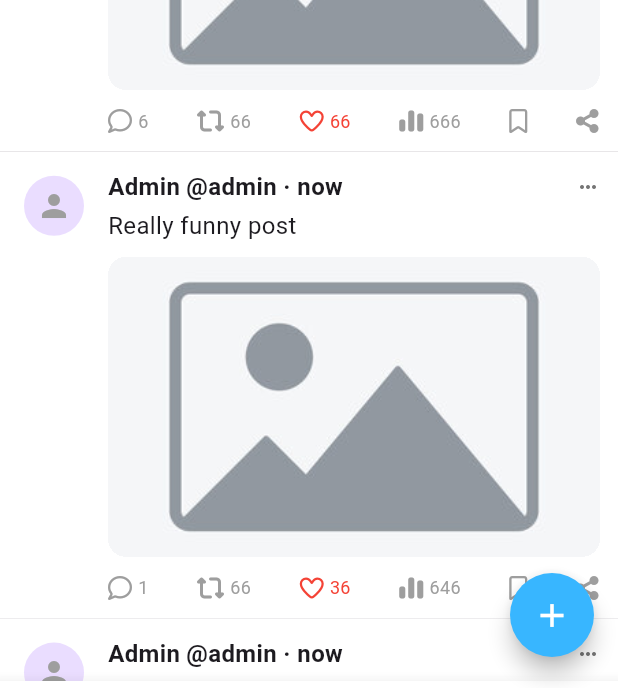
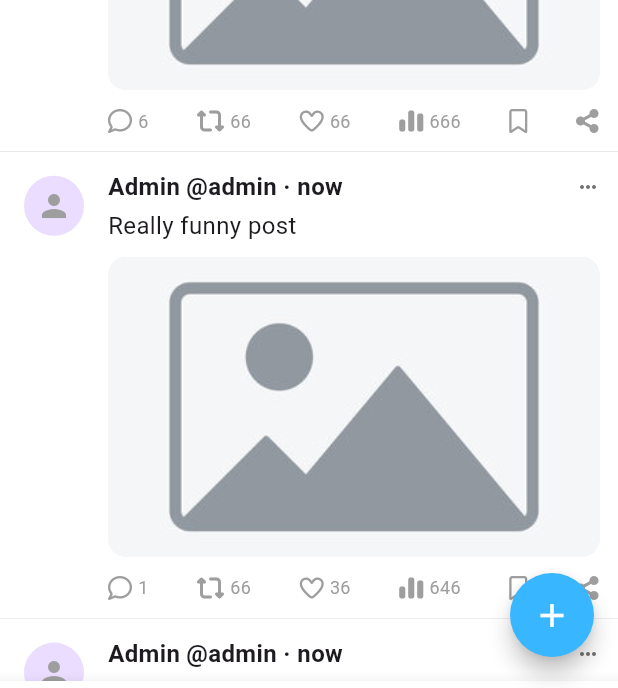
Before and after one commit to ppersimmon/flutter-learning, a Flutter app: the screen it shows after launch, on a phone screen of 412 x 824 dp. Shown: the part 471-1159 px from the top of the screen. Run offline on Flutter 3.47's test engine with Material 3 defaults, Android fonts, the phone set to English and light mode, and no system bars; our stand-ins replace easy_localization, font_awesome_flutter, responsive_sizer.

Commit message:
feat: add like button functionality

```diff
--- a/hw_01/lib/helper/list_post.dart
+++ b/hw_01/lib/helper/list_post.dart
@@ -4,8 +4,13 @@ import 'package:hw_01/widgets/post_item.dart';
 
 class ListPost extends StatelessWidget {
   final List<Post> posts;
+  final Function(String) setLikeSwitcher;
 
-  const ListPost({super.key, required this.posts});
+  const ListPost({
+    super.key,
+    required this.posts,
+    required this.setLikeSwitcher,
+  });
 
   @override
   Widget build(BuildContext context) {
@@ -13,7 +18,11 @@ class ListPost extends StatelessWidget {
       padding: EdgeInsets.zero,
       itemCount: posts.length,
       itemBuilder: (context, index) {
-        return PostItem(post: posts[index]);
+        final currentPost = posts[index];
+        return PostItem(
+          post: currentPost,
+          setLike: () => setLikeSwitcher(currentPost.id),
+        );
       },
     );
   }
--- a/hw_01/lib/mock_data/mock_data.dart
+++ b/hw_01/lib/mock_data/mock_data.dart
@@ -13,6 +13,7 @@ final UserProfile user = UserProfile(
 
 final List<Post> postsExamples = [
   Post(
+    id: "1",
     author: user,
     createdAt: DateTime.now(),
     description: 'Really funny post',
@@ -22,6 +23,7 @@ final List<Post> postsExamples = [
     views: 666,
   ),
   Post(
+    id: "2",
     author: user,
     createdAt: DateTime.now(),
     description: 'Really funny post',
@@ -31,6 +33,7 @@ final List<Post> postsExamples = [
     views: 646,
   ),
   Post(
+    id: "3",
     author: user,
     createdAt: DateTime.now(),
     description: 'Really funny post',
@@ -40,6 +43,7 @@ final List<Post> postsExamples = [
     views: 1000,
   ),
   Post(
+    id: "4",
     author: user,
     createdAt: DateTime.now(),
     description: 'Really funny post',
--- a/hw_01/lib/mock_data/post.dart
+++ b/hw_01/lib/mock_data/post.dart
@@ -1,6 +1,7 @@
 import 'user_profile.dart';
 
 class Post {
+  final String id;
   final UserProfile author;
   final DateTime createdAt;
   final String description;
@@ -9,8 +10,10 @@ class Post {
   final int reposts;
   final int likes;
   final int views;
+  final bool isLiked;
 
   const Post({
+    required this.id,
     required this.author,
     required this.createdAt,
     required this.description,
@@ -19,5 +22,32 @@ class Post {
     this.reposts = 0,
     this.likes = 0,
     this.views = 0,
+    this.isLiked = false,
   });
+
+  Post copyWith({
+    String? id,
+    UserProfile? author,
+    DateTime? createdAt,
+    String? description,
+    String? image,
+    int? commentCount,
+    int? reposts,
+    int? likes,
+    int? views,
+    bool? isLiked,
+  }) {
+    return Post(
+      id: id ?? this.id,
+      author: author ?? this.author,
+      createdAt: createdAt ?? this.createdAt,
+      description: description ?? this.description,
+      image: image ?? this.image,
+      commentCount: commentCount ?? this.commentCount,
+      reposts: reposts ?? this.reposts,
+      likes: likes ?? this.likes,
+      views: views ?? this.views,
+      isLiked: isLiked ?? this.isLiked,
+    );
+  }
 }
--- a/hw_01/lib/pages/home.dart
+++ b/hw_01/lib/pages/home.dart
@@ -1,6 +1,8 @@
 import 'package:flutter/material.dart';
 import 'package:flutter/rendering.dart';
+import 'package:hw_01/mock_data/post.dart';
 
+import '../mock_data/mock_data.dart';
 import '../utils/constants.dart';
 import '../widgets/app_icon.dart';
 import '../widgets/drawer.dart';
@@ -16,13 +18,13 @@ class HomePage extends StatefulWidget {
 class _HomePageState extends State<HomePage> {
   int _selectedIndex = 0;
   bool _isBottomBarVisible = true;
+  List<Post> _posts = [];
 
-  static const List<Widget> _pages = [
-    HomeStripe(),
-    Scaffold(backgroundColor: CColors.grey50),
-    Scaffold(backgroundColor: CColors.grey50),
-    Scaffold(backgroundColor: CColors.grey50),
-  ];
+  @override
+  void initState() {
+    super.initState();
+    _posts = List.from(postsExamples);
+  }
 
   void _onItemTapped(int index) {
     setState(() {
@@ -31,10 +33,36 @@ class _HomePageState extends State<HomePage> {
     });
   }
 
+  void _switchLike(String postId) {
+    setState(() {
+      final index = _posts.indexWhere((p) => p.id == postId);
+      if (index != -1) {
+        final currentPost = _posts[index];
+        final newIsLiked = !currentPost.isLiked;
+
+        _posts[index] = currentPost.copyWith(
+          isLiked: newIsLiked,
+          likes: newIsLiked ? currentPost.likes + 1 : currentPost.likes - 1,
+        );
+      }
+    });
+  }
+
   @override
   Widget build(BuildContext context) {
+    final List<Widget> pages = [
+      HomeStripe(posts: _posts, setLikeSwitcher: _switchLike),
+      const Scaffold(backgroundColor: CColors.grey50),
+      const Scaffold(backgroundColor: CColors.grey50),
+      const Scaffold(backgroundColor: CColors.grey50),
+    ];
+
     return Scaffold(
-      drawer: const NavDrawer(),
+      drawer: NavDrawer(
+        user: user,
+        posts: _posts,
+        setLikeSwitcher: _switchLike,
+      ),
       body: NotificationListener<UserScrollNotification>(
         onNotification: (notification) {
           if (notification.direction == ScrollDirection.reverse &&
@@ -46,7 +74,7 @@ class _HomePageState extends State<HomePage> {
           }
           return true;
         },
-        child: IndexedStack(index: _selectedIndex, children: _pages),
+        child: IndexedStack(index: _selectedIndex, children: pages),
       ),
 
       floatingActionButton: AnimatedScale(
--- a/hw_01/lib/widgets/home_stripe.dart
+++ b/hw_01/lib/widgets/home_stripe.dart
@@ -1,15 +1,20 @@
 import 'package:flutter/material.dart';
-import 'package:hw_01/mock_data/get_mock_post.dart';
+import 'package:hw_01/mock_data/post.dart';
 
 import '../helper/list_post.dart';
 import 'home_app_bar.dart';
 
 class HomeStripe extends StatelessWidget {
-  const HomeStripe({super.key});
+  final List<Post> posts;
+  final Function(String) setLikeSwitcher;
+  const HomeStripe({
+    super.key,
+    required this.posts,
+    required this.setLikeSwitcher,
+  });
 
   @override
   Widget build(BuildContext context) {
-    final storage = MockPostStorage();
     return DefaultTabController(
       length: 2,
       child: NestedScrollView(
@@ -19,25 +24,8 @@ class HomeStripe extends StatelessWidget {
         },
         body: TabBarView(
           children: [
-            FutureBuilder(
-              future: storage.fetch(),
-              builder: (context, snapshot) {
-                if (snapshot.hasData) {
-                  return ListPost(posts: snapshot.data!);
-                }
-                return CircularProgressIndicator();
-              },
-            ),
-
-            FutureBuilder(
-              future: storage.fetch(),
-              builder: (context, snapshot) {
-                if (snapshot.hasData) {
-                  return ListPost(posts: snapshot.data!);
-                }
-                return CircularProgressIndicator();
-              },
-            ),
+            ListPost(posts: posts, setLikeSwitcher: setLikeSwitcher),
+            ListPost(posts: posts, setLikeSwitcher: setLikeSwitcher),
           ],
         ),
       ),
--- /dev/null
+++ b/hw_01/lib/widgets/like_button.dart
@@ -0,0 +1,28 @@
+import 'package:flutter/material.dart';
+import 'package:font_awesome_flutter/font_awesome_flutter.dart';
+
+import '../utils/constants.dart';
+import 'post_action_button.dart';
+
+class LikeButton extends StatelessWidget {
+  final int likes;
+  final bool isLiked;
+  final Function()? onTap;
+
+  const LikeButton({
+    super.key,
+    required this.likes,
+    required this.isLiked,
+    required this.onTap,
+  });
+
+  @override
+  Widget build(BuildContext context) {
+    return PostActionButton(
+      icon: isLiked ? FontAwesomeIcons.solidHeart : FontAwesomeIcons.heart,
+      color: isLiked ? CColors.red : CColors.grey100,
+      label: likes.toString(),
+      onTap: onTap,
+    );
+  }
+}
--- a/hw_01/lib/widgets/post_action_button.dart
+++ b/hw_01/lib/widgets/post_action_button.dart
@@ -7,17 +7,21 @@ class PostActionButton extends StatelessWidget {
   final IconData icon;
   final Color? color;
   final String label;
+  final Function()? onTap;
 
   const PostActionButton({
     super.key,
     required this.icon,
     this.color,
     required this.label,
+    this.onTap,
   });
 
   @override
   Widget build(BuildContext context) {
-    return Row(
+    return GestureDetector(
+      onTap: onTap,
+      child: Row(
         children: [
           FaIcon(icon, size: Sizes.p16, color: color ?? CColors.grey100),
           if (label.isNotEmpty) ...[
@@ -28,6 +32,7 @@ class PostActionButton extends StatelessWidget {
             ),
           ],
         ],
+      ),
     );
   }
 }
--- a/hw_01/lib/widgets/post_item.dart
+++ b/hw_01/lib/widgets/post_item.dart
@@ -6,13 +6,15 @@ import 'package:hw_01/generated/locale_keys.g.dart';
 import '../helper/change_date_format.dart';
 import '../mock_data/post.dart';
 import '../utils/constants.dart';
+import 'like_button.dart';
 import 'post_action_button.dart';
 import 'user_avatar.dart';
 
 class PostItem extends StatelessWidget {
   final Post post;
+  final Function() setLike;
 
-  const PostItem({super.key, required this.post});
+  const PostItem({super.key, required this.post, required this.setLike});
 
   @override
   Widget build(BuildContext context) {
@@ -134,10 +136,10 @@ class PostItem extends StatelessWidget {
                       icon: FontAwesomeIcons.retweet,
                       label: post.reposts.toString(),
                     ),
-                    PostActionButton(
-                      icon: FontAwesomeIcons.heart,
-                      label: post.likes.toString(),
-                      color: CColors.red,
+                    LikeButton(
+                      likes: post.likes,
+                      isLiked: post.isLiked,
+                      onTap: setLike,
                     ),
                     PostActionButton(
                       icon: FontAwesomeIcons.chartSimple,
--- a/hw_01/lib/widgets/profile_info.dart
+++ b/hw_01/lib/widgets/profile_info.dart
@@ -1,12 +1,13 @@
 import 'package:easy_localization/easy_localization.dart';
 import 'package:flutter/material.dart';
 import 'package:hw_01/generated/locale_keys.g.dart';
+import 'package:hw_01/mock_data/user_profile.dart';
 
-import '../mock_data/mock_data.dart';
 import '../utils/constants.dart';
 
 class ProfileInfo extends StatelessWidget {
-  const ProfileInfo({super.key});
+  final UserProfile user;
+  const ProfileInfo({super.key, required this.user});
 
   @override
   Widget build(BuildContext context) {
```
Also changed, not shown: hw_01/lib/pages/account.dart (+36 -30 lines), hw_01/lib/widgets/drawer.dart (+23 -13 lines), hw_01/lib/generated/locale_keys.g.dart. Lines whose indentation alone changed are shown as unchanged.
